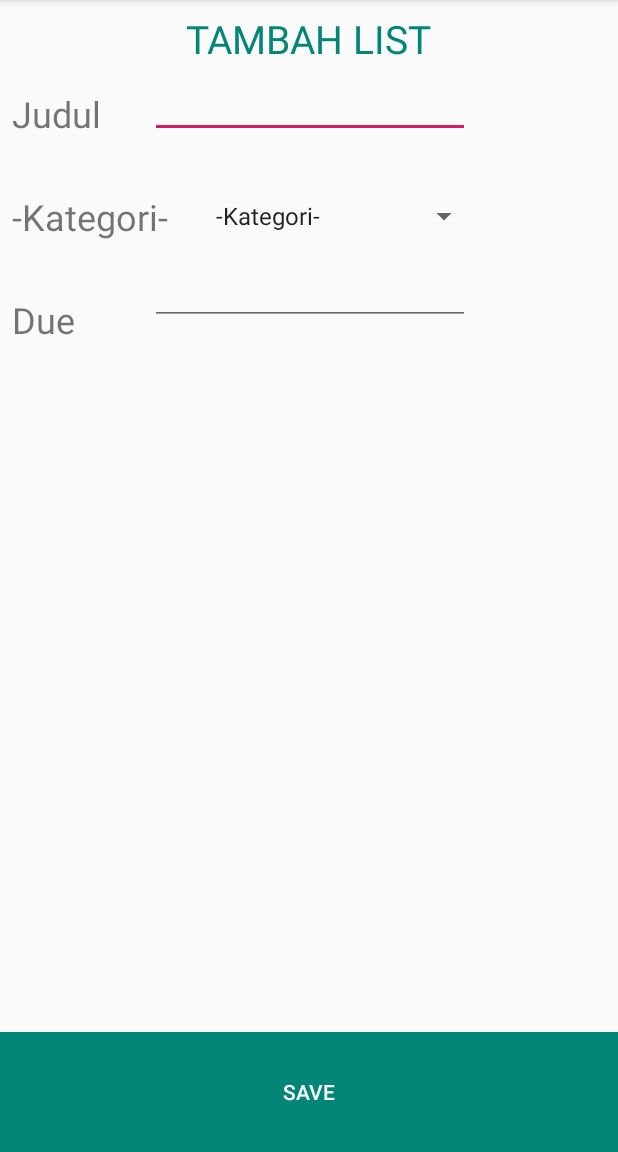
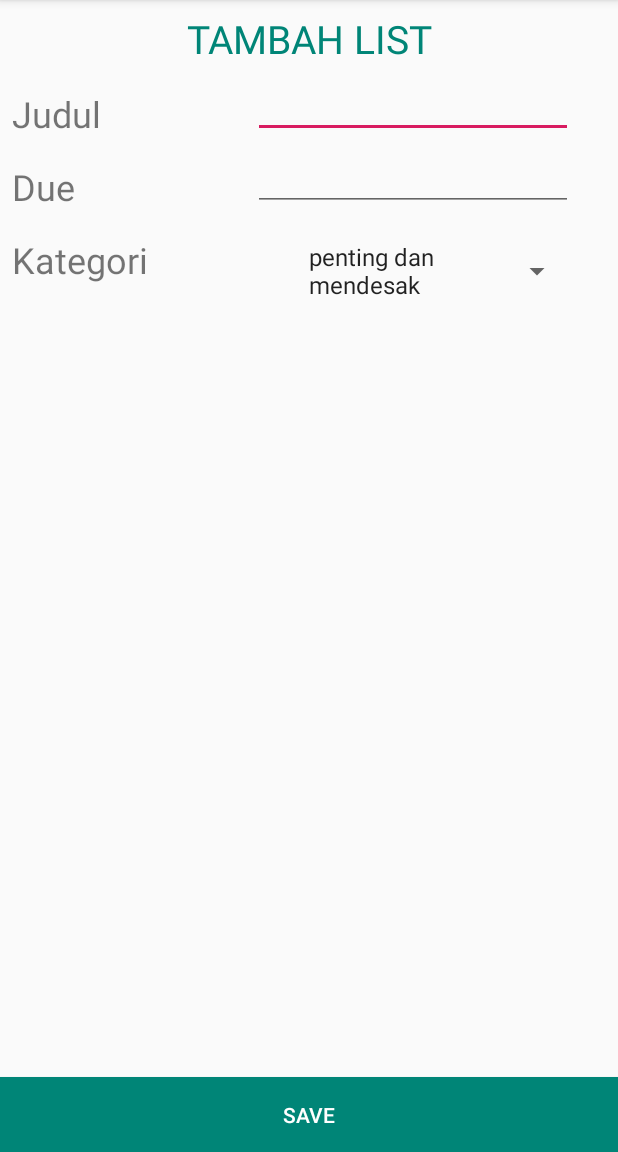
Before and after one commit to MChoir24/projectpbb, an Android app: the screen it shows after launch (Form), after a tap on "TAMBAH LIST", on a phone screen of 412 x 824 dp, the part 84-1236 px from its top. Run offline under Robolectric (Android 15) with nearby library versions, the phone set to English and light mode, and no system bars.

```diff
--- /dev/null
+++ b/app/src/main/java/com/example/projectppb/DataHelper.java
@@ -0,0 +1,51 @@
+package com.example.projectppb;
+
+import android.content.Context;
+import android.database.sqlite.SQLiteDatabase;
+import android.database.sqlite.SQLiteOpenHelper;
+
+public class DataHelper extends SQLiteOpenHelper {
+
+
+    private static final String DATABASE_NAME = "reminder";
+    private static final int DATABASE_VERSION = 1;
+
+//    String sql;
+
+    public DataHelper(Context context) {
+        super(context, DATABASE_NAME, null, DATABASE_VERSION);
+    }
+
+    @Override
+    public void onCreate(SQLiteDatabase db) {
+        String sql = "CREATE TABLE `kegiatan` (`id_kegiatan` int(11) PRIMARY KEY NOT NULL,`nama` varchar(45) NOT NULL,`tgl` datetime NOT NULL,`id_kategori` int(11) NOT NULL);" ;
+        db.execSQL(sql);
+
+        String sql1 = "CREATE TABLE `kategori` (  `id_kategori` int(11) PRIMARY KEY NOT NULL,  `nama` varchar(45) NOT NULL,  `prioritas` int(11) NOT NULL,FOREIGN KEY (id_kategori) REFERENCES kategori(id_kategori));";
+        db.execSQL(sql1);
+
+        String sql2 = "INSERT INTO `kategori`(`id_kategori`, `nama`, `prioritas`) VALUES (1,'penting dan mendesak',1);" ;
+        String sql3 = "INSERT INTO `kategori`(`id_kategori`, `nama`, `prioritas`) VALUES (2,'penting dan tidak mendesak',2);" ;
+        String sql4 = "INSERT INTO `kategori`(`id_kategori`, `nama`, `prioritas`) VALUES (3,'tidak penting dan mendesak',3);" ;
+        String sql5 = "INSERT INTO `kategori`(`id_kategori`, `nama`, `prioritas`) VALUES (4,'tidak penting dan tidak mendesak',4);";
+        db.execSQL(sql2);
+        db.execSQL(sql3);
+        db.execSQL(sql4);
+        db.execSQL(sql5);
+
+        String sql6 = "INSERT INTO `kegiatan`(`id_kegiatan`,`nama`, `tgl`, `id_kategori`) VALUES(4,'buang air','2019-5-5 15:06:00', 1);" ;
+        String sql7 = "INSERT INTO `kegiatan`(`id_kegiatan`,`nama`, `tgl`, `id_kategori`) VALUES(2,'makan','2019-5-5 15:06:00', 2);";
+        String sql8 = "INSERT INTO `kegiatan`(`id_kegiatan`,`nama`, `tgl`, `id_kategori`) VALUES(3,'deadline','2019-5-5 15:06:00', 3);" ;
+        String sql9 = "INSERT INTO `kegiatan`(`id_kegiatan`,`nama`, `tgl`, `id_kategori`) VALUES(1,'mandi','2019-1-5 15:06:00', 4);";
+        db.execSQL(sql6);
+        db.execSQL(sql7);
+        db.execSQL(sql8);
+        db.execSQL(sql9);
+
+    }
+
+    @Override
+    public void onUpgrade(SQLiteDatabase db, int oldVersion, int newVersion) {
+
+    }
+}
--- a/app/src/main/java/com/example/projectppb/Form.java
+++ b/app/src/main/java/com/example/projectppb/Form.java
@@ -4,6 +4,7 @@ import android.database.Cursor;
 import android.database.sqlite.SQLiteDatabase;
 import android.support.v7.app.AppCompatActivity;
 import android.os.Bundle;
+import android.util.Log;
 import android.view.View;
 import android.widget.AdapterView;
 import android.widget.ArrayAdapter;
@@ -16,23 +17,38 @@ public class Form extends AppCompatActivity {
     protected Cursor cursor;
     TextView teksatas,teksKat,teksJudul,teksDue;
     private Spinner sp_kategori;
-    private String[] list = {"-Kategori-", "Penting Mendesak", "Penting Tidak Mendesak", "Tidak Penting Mendesak", "Tidak Penting Tidak Mendesak"};
+   // private String[] list = {"-Kategori-", "Penting Mendesak", "Penting Tidak Mendesak", "Tidak Penting Mendesak", "Tidak Penting Tidak Mendesak"};
+
+    String[] daftar;
+    DataHelper dbHelper;
 
     @Override
     protected void onCreate(Bundle savedInstanceState) {
         super.onCreate(savedInstanceState);
         setContentView(R.layout.activity_form);
 
-        teksatas = (TextView) findViewById(R.id.txt_tambah_list);
-        teksJudul= (TextView) findViewById(R.id.txt_judul);
-        teksDue = (TextView) findViewById(R.id.txt_due);
-        teksKat = (TextView) findViewById(R.id.txt_spin);
+        dbHelper = new DataHelper(this);
+
+        SQLiteDatabase db = dbHelper.getReadableDatabase();
+        cursor = db.rawQuery("SELECT * FROM kategori",null);
+        daftar = new String[cursor.getCount()];
+        cursor.moveToFirst();
+        for (int cc=0; cc < cursor.getCount(); cc++){
+            cursor.moveToPosition(cc);
+            daftar[cc] = cursor.getString(1);
+        }
+
+        teksatas = findViewById(R.id.txt_tambah_list);
+        teksJudul= findViewById(R.id.txt_judul);
+        teksDue = findViewById(R.id.txt_due);
+        teksKat = findViewById(R.id.txt_spin);
+
 
         sp_kategori = (Spinner) findViewById(R.id.spinner);
         sp_kategori.setOnItemSelectedListener(new AdapterView.OnItemSelectedListener() {
             @Override
             public void onItemSelected(AdapterView<?> parent, View view, int position, long id) {
-                teksKat.setText(list[position]);
+                //teksKat.setText(list[position]);
             }
 
             @Override
@@ -41,19 +57,23 @@ public class Form extends AppCompatActivity {
             }
         });
 
-        ArrayAdapter adapter = new ArrayAdapter(this, android.R.layout.simple_list_item_1, list);
+        ArrayAdapter adapter = new ArrayAdapter(this, android.R.layout.simple_list_item_1, daftar);
         adapter.setDropDownViewResource(android.R.layout.simple_dropdown_item_1line);
         sp_kategori.setAdapter(adapter);
 
     }
 
-    public void buttonPesan(View view) {
-        //SQLiteDatabase db = dbHelper.getWritableDatabase();
-        //db.execSQL("insert into note(judul, kategori, due) values('" +
-                //teksJudul.getText().toString() + "','" +
-                //teksDue.getText().toString() + "','" +
-                //sp_kategori.getSelectedItemId() + "')");
-        //Toast.makeText(getApplicationContext(), "Data Tersimpan", Toast.LENGTH_SHORT).show();
+    public void tambah(View view) {
+        SQLiteDatabase db = dbHelper.getWritableDatabase();
+        cursor = db.rawQuery("SELECT * FROM kegiatan",null);
+        cursor.moveToLast();
+        Log.d("tambah: ", String.valueOf(sp_kategori.getSelectedItemPosition())  );
+        db.execSQL("insert into `kegiatan`(`id_kegiatan`,`nama`, `tgl`, `id_kategori`) values('" +
+                cursor.getInt(0)+1+ "','" +
+                teksJudul.getText().toString() + "','" +
+                teksDue.getText().toString() + "','" +
+                sp_kategori.getSelectedItemPosition()+1 + "')");
+        Toast.makeText(getApplicationContext(), "Data Tersimpan", Toast.LENGTH_SHORT).show();
         finish();
     }
 }
--- a/app/src/main/res/layout/activity_form.xml
+++ b/app/src/main/res/layout/activity_form.xml
@@ -4,44 +4,58 @@
     xmlns:tools="http://schemas.android.com/tools"
     android:layout_width="match_parent"
     android:layout_height="match_parent"
-    tools:context=".Form">
+    tools:context=".Form"
+    android:orientation="vertical">
 
+    <LinearLayout
+        android:layout_width="match_parent"
+        android:layout_height="wrap_content"
+        android:orientation="vertical">
 
         <TextView
             android:id="@+id/txt_tambah_list"
-        android:layout_width="wrap_content"
+            android:layout_width="match_parent"
             android:layout_height="wrap_content"
-        android:layout_centerHorizontal="true"
             android:layout_margin="8dp"
             android:text="TAMBAH LIST"
             android:textColor="@color/colorPrimary"
-        android:textSize="26sp" />
+            android:textSize="26sp"
+            android:textAlignment="center"/>
+
+        <RelativeLayout
+            android:layout_width="match_parent"
+            android:layout_height="wrap_content">
 
             <TextView
                 android:id="@+id/txt_judul"
-        android:layout_width="100dp"
+                android:layout_width="wrap_content"
                 android:padding="8dp"
                 android:layout_height="wrap_content"
-        android:layout_below="@id/txt_tambah_list"
-        android:layout_marginBottom="20dp"
                 android:text="Judul"
                 android:textSize="24sp" />
 
             <EditText
+
                 android:id="@+id/tambah_judul"
                 android:padding="8dp"
                 android:layout_width="wrap_content"
                 android:layout_height="wrap_content"
-        android:layout_below="@id/txt_tambah_list"
-        android:layout_toRightOf="@id/txt_judul"
-        android:layout_marginBottom="20dp"
-        android:ems="10" />
+                android:layout_marginEnd="30dp"
+                android:ems="10"
+                android:layout_alignParentEnd="true"/>
 
+
+        </RelativeLayout>
+
+
+
+        <RelativeLayout
+            android:layout_width="match_parent"
+            android:layout_height="wrap_content">
             <TextView
                 android:id="@+id/txt_due"
                 android:layout_width="100dp"
                 android:layout_height="wrap_content"
-        android:layout_below="@id/txt_spin"
                 android:padding="8dp"
                 android:text="Due"
                 android:textSize="24sp" />
@@ -50,16 +64,21 @@
                 android:id="@+id/tambah_due"
                 android:layout_width="wrap_content"
                 android:layout_height="wrap_content"
-        android:layout_below="@id/spinner"
-        android:layout_toRightOf="@id/txt_due"
                 android:ems="10"
-        android:padding="8dp" />
+                android:padding="8dp"
+                android:layout_alignParentEnd="true"
+                android:layout_marginEnd="30dp"/>
+        </RelativeLayout>
+
+
+        <RelativeLayout
+            android:layout_width="match_parent"
+            android:layout_height="wrap_content">
 
             <TextView
                 android:id="@+id/txt_spin"
                 android:layout_width="wrap_content"
                 android:layout_height="wrap_content"
-        android:layout_below="@id/txt_judul"
                 android:layout_marginBottom="20dp"
                 android:padding="8dp"
                 android:text="Kategori"
@@ -69,18 +88,26 @@
                 android:id="@+id/spinner"
                 android:layout_width="200sp"
                 android:layout_height="wrap_content"
-        android:layout_below="@id/tambah_judul"
-        android:layout_toRightOf="@id/txt_spin"
-        android:padding="8dp" />
+                android:layout_alignParentEnd="true"
+                android:padding="8dp"
+                android:layout_marginEnd="30dp"/>
+
+        </RelativeLayout>
+    </LinearLayout>
+
+
+
+
+
 
     <Button
-        android:id="@+id/button_pesan"
+        android:id="@+id/btn_tambah"
         android:layout_width="match_parent"
-        android:layout_height="80dp"
+        android:layout_height="50dp"
         android:layout_alignParentBottom="true"
         android:text="Save"
         android:textColor="@android:color/white"
         android:background="@color/colorPrimary"
-        android:onClick="buttonPesan"/>
+        android:onClick="tambah"/>
 
 </RelativeLayout>
```
Lines whose indentation alone changed are shown as unchanged.
